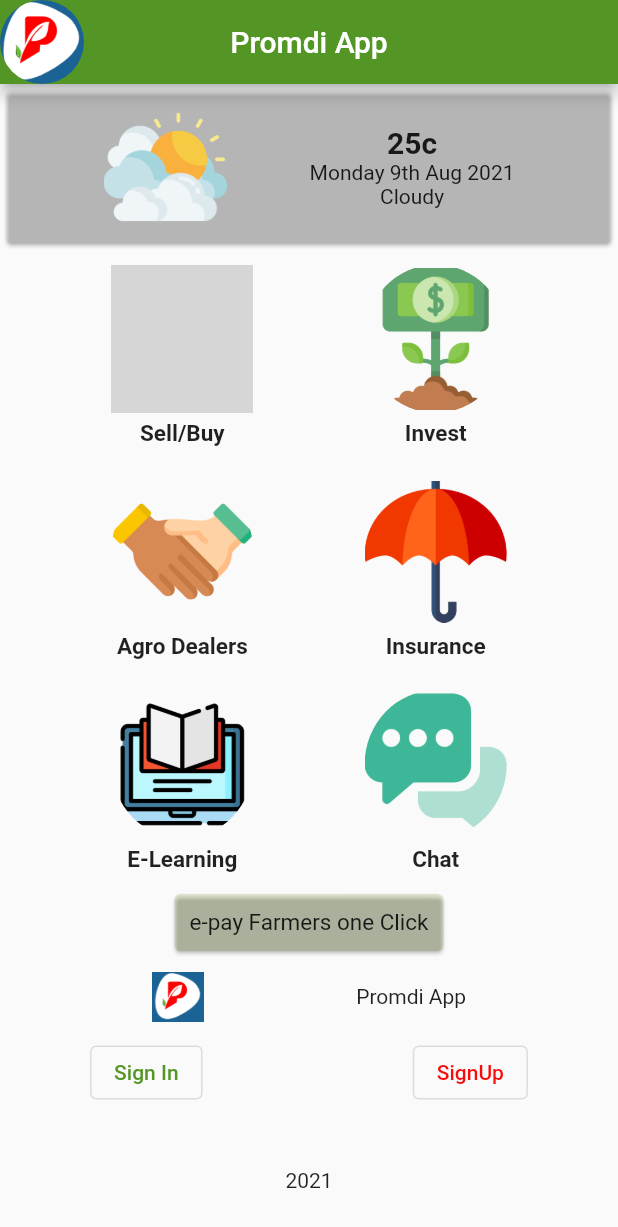
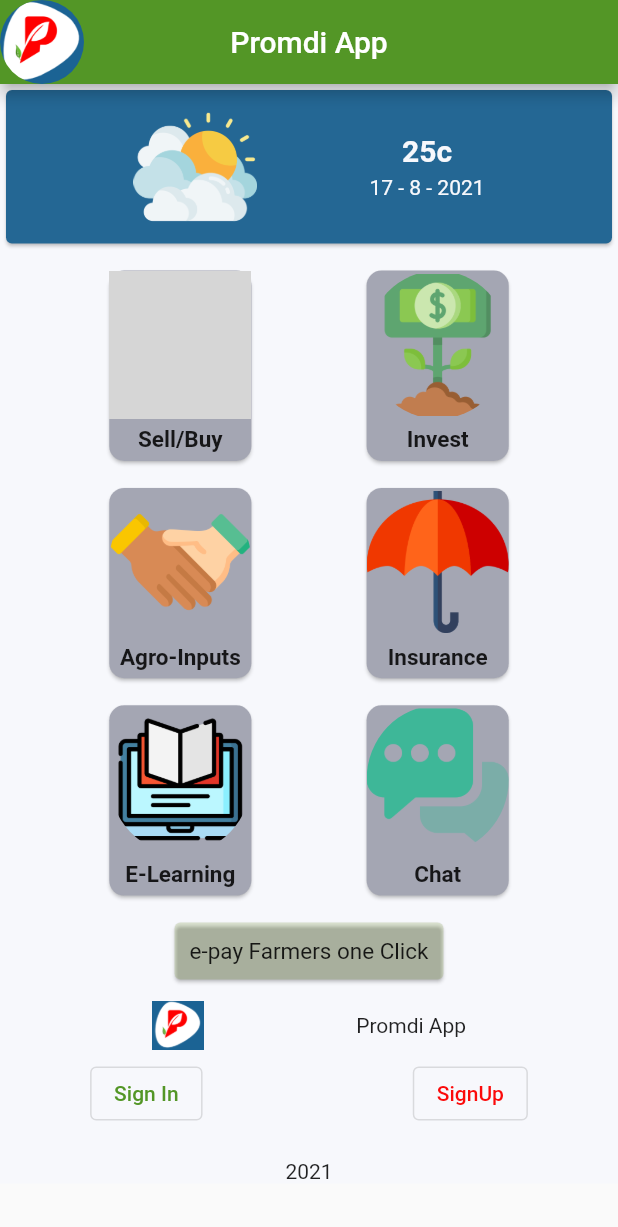
Before and after one commit to ajoluvya/promdi-fe, a Flutter app: the screen it shows after launch, on a phone screen of 412 x 824 dp. Shown: the top 1227 px of the screen. Run offline on Flutter 3.47's test engine with Material 2 defaults, Android fonts, the light colour scheme and no system bars; our stand-ins replace flutter_svg; grey boxes are pictures that could not be loaded.

Commit message:
Landing page changes made

```diff
--- a/lib/helpers/style.dart
+++ b/lib/helpers/style.dart
@@ -7,4 +7,4 @@ Color active = const Color(0xFF3C19C0);
 Color lightBlue = const Color(0xFF246794);
 Color outLineBorder = const Color(0xFFFE0000);
 
-Color greenCustom = const Color(0xff539626);
+Color greenCustom = const Color(0xff539b26);
--- a/lib/screens/landing_page/landing_page.dart
+++ b/lib/screens/landing_page/landing_page.dart
@@ -1,4 +1,5 @@
 import 'package:flutter/material.dart';
+import 'package:promdi_fe/helpers/style.dart';
 import 'package:promdi_fe/screens/login/login.dart';
 import 'package:promdi_fe/screens/signup/signup_page.dart';
 import 'package:promdi_fe/widgets/card.dart';
@@ -11,6 +12,7 @@ class LandingPage extends StatefulWidget {
 }
 
 class _LandingPageState extends State<LandingPage> {
+  DateTime currentDate = DateTime.now();
   @override
   Widget build(BuildContext context) {
     final height = MediaQuery.of(context).size.height;
@@ -27,10 +29,12 @@ class _LandingPageState extends State<LandingPage> {
           ),
         ),
         body: SingleChildScrollView(
+          child: Container(
+            color: light,
             child: Column(
               children: [
                 Card(
-                color: Colors.transparent,
+                  color: lightBlue,
                   child: Padding(
                     padding: EdgeInsets.all(10),
                     child: Row(
@@ -45,10 +49,16 @@ class _LandingPageState extends State<LandingPage> {
                             Text(
                               '25c',
                               style: TextStyle(
-                                fontWeight: FontWeight.bold, fontSize: 20),
+                                  color: light,
+                                  fontWeight: FontWeight.bold,
+                                  fontSize: 20),
                             ),
-                          Text('Monday 9th Aug 2021'),
-                          Text('Cloudy'),
+                            SizedBox(height: 5),
+                            Text(
+                                '${currentDate.day} - ${currentDate.month} - ${currentDate.year}',
+                                style: TextStyle(
+                                  color: light,
+                                )),
                           ],
                         )
                       ],
@@ -84,14 +94,14 @@ class _LandingPageState extends State<LandingPage> {
                     )
                   ],
                 ),
-              SizedBox(height: 20),
+                SizedBox(height: 10),
                 Row(
                   mainAxisAlignment: MainAxisAlignment.spaceEvenly,
                   children: [
                     Column(
                       children: [
                         CustomCard(
-                        text: 'Agro Dealers',
+                          text: 'Agro-Inputs',
                           image: 'assets/images/shake-hands.png',
                           onClick: () {
                             print('Inputs Dealers');
@@ -113,7 +123,7 @@ class _LandingPageState extends State<LandingPage> {
                     )
                   ],
                 ),
-              SizedBox(height: 20),
+                SizedBox(height: 10),
                 Row(
                   mainAxisAlignment: MainAxisAlignment.spaceEvenly,
                   children: [
@@ -170,7 +180,7 @@ class _LandingPageState extends State<LandingPage> {
                     Text('Promdi App'),
                   ],
                 ),
-              SizedBox(height: 10),
+                SizedBox(height: 5),
                 Row(
                   mainAxisAlignment: MainAxisAlignment.spaceEvenly,
                   children: [
@@ -178,7 +188,8 @@ class _LandingPageState extends State<LandingPage> {
                       onPressed: () {
                         Navigator.push(
                           context,
-                        MaterialPageRoute(builder: (context) => LoginScreen()),
+                          MaterialPageRoute(
+                              builder: (context) => LoginScreen()),
                         );
                       },
                       child: Text(
@@ -205,12 +216,13 @@ class _LandingPageState extends State<LandingPage> {
                     ),
                   ],
                 ),
-              SizedBox(height: 40),
+                SizedBox(height: 20),
                 Center(
                   child: Text('2021'),
                 )
               ],
             ),
+          ),
         ));
   }
 }
--- a/lib/widgets/card.dart
+++ b/lib/widgets/card.dart
@@ -1,4 +1,5 @@
 import 'package:flutter/material.dart';
+import 'package:promdi_fe/helpers/style.dart';
 
 class CustomCard extends StatelessWidget {
   final String text;
@@ -17,9 +18,11 @@ class CustomCard extends StatelessWidget {
     final height = MediaQuery.of(context).size.height;
     return Container(
       child: GestureDetector(
-        // child: Card(
+        child: Card(
+          color: lightGrey,
+          shape:
+              RoundedRectangleBorder(borderRadius: BorderRadius.circular(10)),
           child: Column(
-          // mainAxisAlignment: MainAxisAlignment.spaceEvenly,
             children: [
               ClipOval(
                 child: Image.asset(
@@ -33,10 +36,11 @@ class CustomCard extends StatelessWidget {
               Text(
                 text,
                 style: TextStyle(fontWeight: FontWeight.bold, fontSize: 15),
-            )
+              ),
+              SizedBox(height: 5),
             ],
           ),
-        // ),
+        ),
         onTap: onClick,
       ),
     );
```
Also changed, not shown: lib/screens/landing_page/land_page.dart (deleted, +0 -216 lines), 2 other files. Lines whose indentation alone changed are shown as unchanged.
